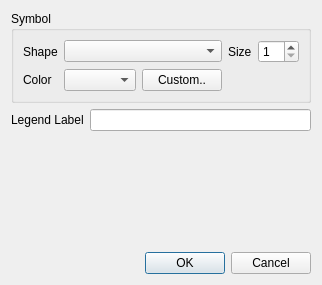
Above: src/sas/qtgui/Plotting/UI/PlotPropertiesUI.ui from SasView/sasview before the change. Below: the same form after it.
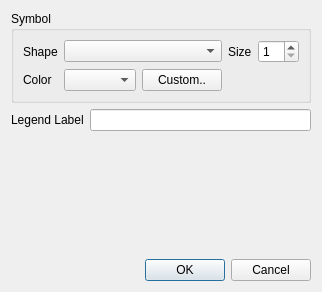
That is the form after the change. Icons and pictures are not drawn.

What changed in the file:
```diff
--- a/src/sas/qtgui/Plotting/UI/PlotPropertiesUI.ui
+++ b/src/sas/qtgui/Plotting/UI/PlotPropertiesUI.ui
@@ -7,7 +7,7 @@
     <x>0</x>
     <y>0</y>
     <width>319</width>
-    <height>285</height>
+    <height>292</height>
    </rect>
   </property>
   <property name="sizePolicy">
```
Left out of the diff: 8 changed lines with no effect on the pictures.
